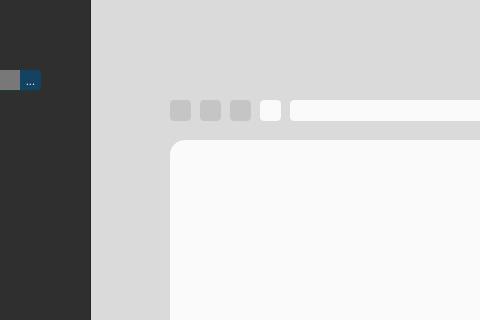
First picture: the form in ui/main.ui, repository cheukman196/FileManager, before the edit; both pictures show x 320 to 800 and y 0 to 320 of the 1200 by 800 pixel window.
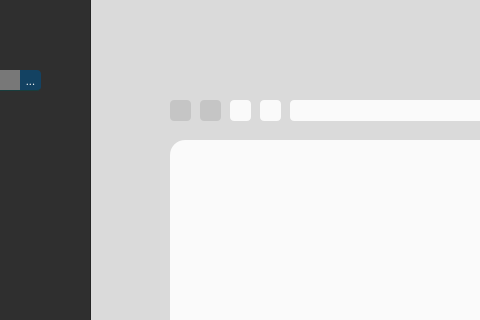
Second picture: the form after the edit.

```diff
--- a/ui/main.ui
+++ b/ui/main.ui
@@ -858,7 +858,7 @@
     </widget>
     <widget class="QPushButton" name="up_button">
      <property name="enabled">
-      <bool>false</bool>
+      <bool>true</bool>
      </property>
      <property name="geometry">
       <rect>
```
Left out of the diff: 3 changed lines with no effect on the pictures.
